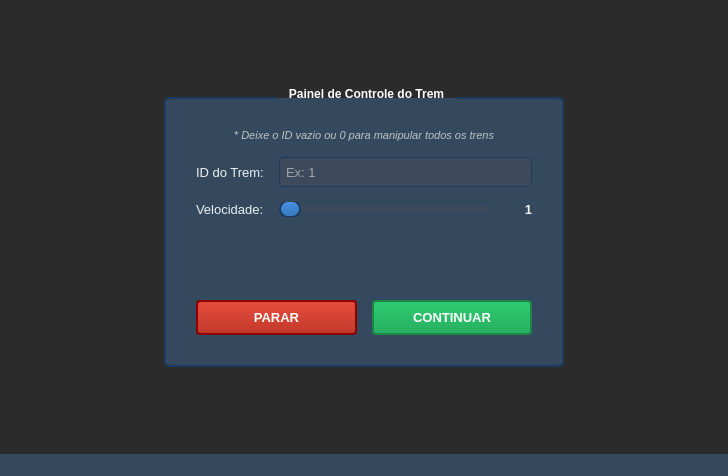
Before: the Qt Designer form client/controlwindow.ui in ErisvaldoBalbino/so-trens, drawn with Qt 5.
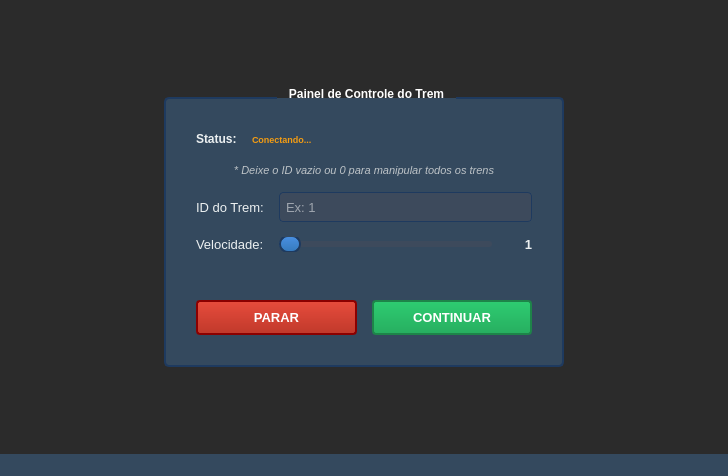
After: the same form once the commit is applied.

Commit message: style: better visual feedback

Diff of the .ui file:
```diff
--- a/client/controlwindow.ui
+++ b/client/controlwindow.ui
@@ -45,6 +45,10 @@
 	border: 2px solid #4a90e2;
 	background-color: #455a6f;
 }
+QLineEdit:invalid {
+	border: 2px solid #e74c3c;
+	background-color: #5a3a3a;
+}
 QSlider::groove:horizontal {
 	background-color: #3d4a5c;
 	height: 6px;
@@ -123,6 +127,46 @@
          <property name="bottomMargin">
           <number>30</number>
          </property>
+         <item>
+          <layout class="QHBoxLayout" name="layoutStatus">
+           <item>
+            <widget class="QLabel" name="label_status">
+             <property name="text">
+              <string>Status:</string>
+             </property>
+             <property name="font">
+              <font>
+               <pointsize>9</pointsize>
+               <bold>true</bold>
+              </font>
+             </property>
+            </widget>
+           </item>
+           <item>
+            <widget class="QLabel" name="label_connectionStatus">
+             <property name="text">
+              <string>Conectando...</string>
+             </property>
+             <property name="styleSheet">
+              <string notr="true">color: #f39c12; font-weight: bold; font-size: 9px;</string>
+             </property>
+            </widget>
+           </item>
+           <item>
+            <spacer name="horizontalSpacer_status">
+             <property name="orientation">
+              <enum>Qt::Orientation::Horizontal</enum>
+             </property>
+             <property name="sizeHint" stdset="0">
+              <size>
+               <width>40</width>
+               <height>20</height>
+              </size>
+             </property>
+            </spacer>
+           </item>
+          </layout>
+         </item>
          <item>
           <widget class="QLabel" name="label_info">
            <property name="styleSheet">
```
